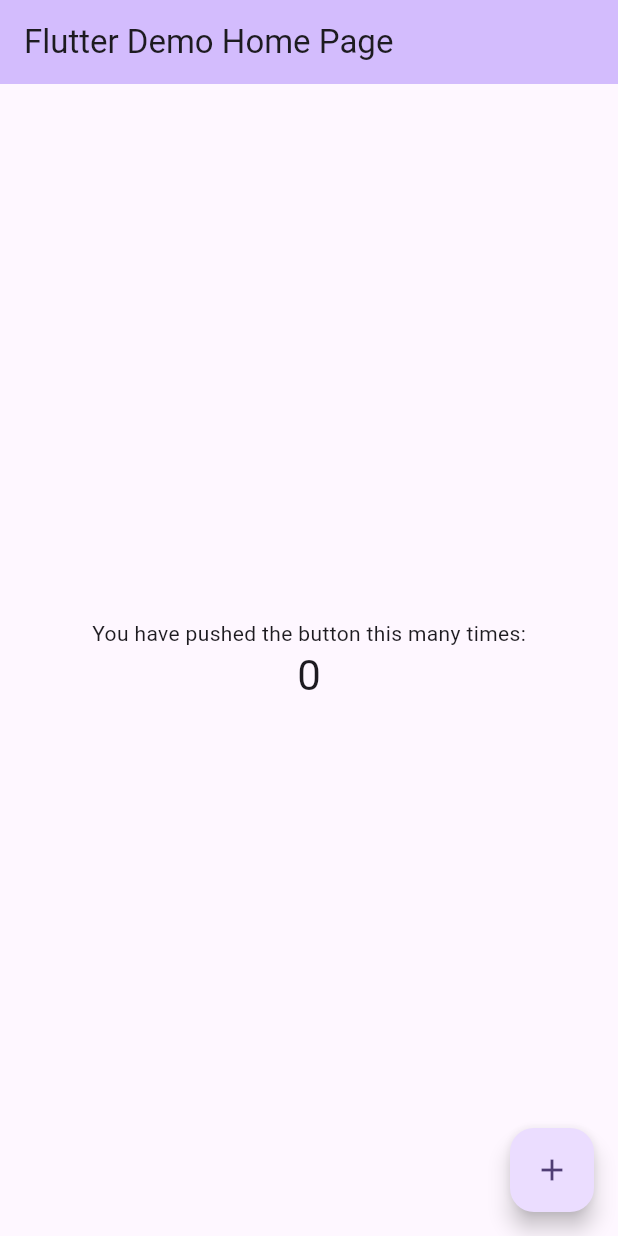
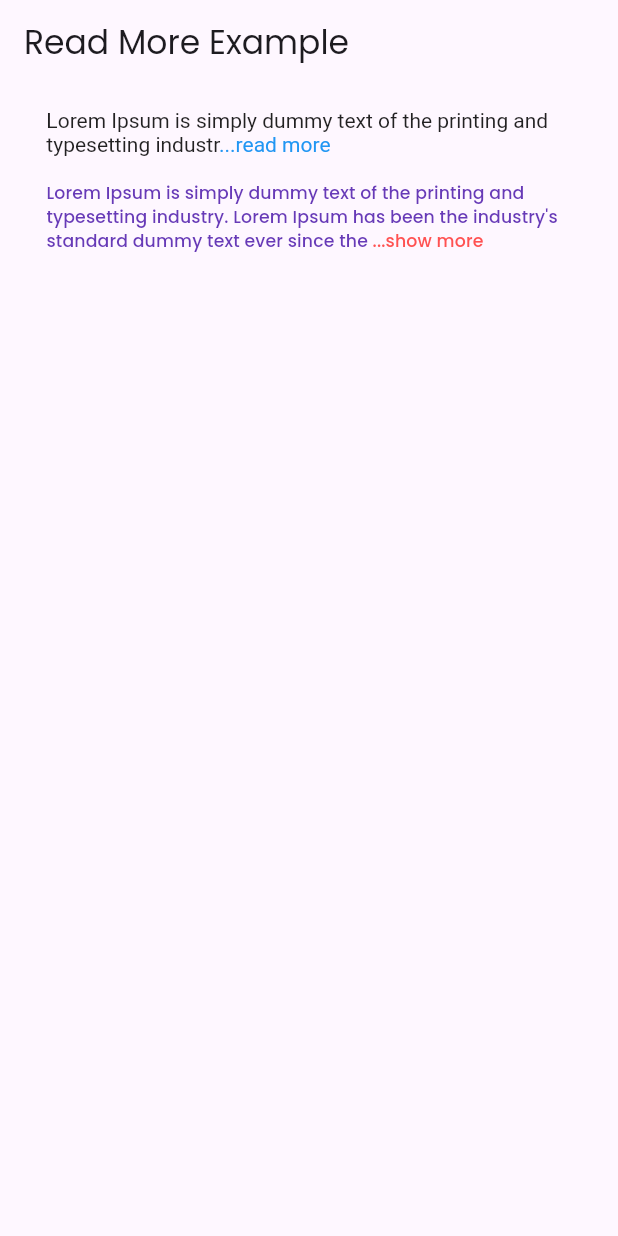
Before and after one commit to nishalsehan/read_more_plus, a Flutter app: the screen it shows after launch, on a phone screen of 412 x 824 dp. Run offline on Flutter 3.47's test engine with Material 2 defaults, Android fonts, the phone set to English and light mode, and no system bars; our stand-ins replace google_fonts.

Commit message:
plugin implemented with the example project

```diff
--- a/example/lib/main.dart
+++ b/example/lib/main.dart
@@ -1,4 +1,6 @@
 import 'package:flutter/material.dart';
+import 'package:google_fonts/google_fonts.dart';
+import 'package:read_more_plus/read_more_plus.dart';
 
 void main() {
   runApp(const MyApp());
@@ -7,47 +9,23 @@ void main() {
 class MyApp extends StatelessWidget {
   const MyApp({super.key});
 
-  // This widget is the root of your application.
   @override
   Widget build(BuildContext context) {
     return MaterialApp(
-      title: 'Flutter Demo',
+      title: 'Read More Example',
+      debugShowCheckedModeBanner: false,
       theme: ThemeData(
-        // This is the theme of your application.
-        //
-        // TRY THIS: Try running your application with "flutter run". You'll see
-        // the application has a blue toolbar. Then, without quitting the app,
-        // try changing the seedColor in the colorScheme below to Colors.green
-        // and then invoke "hot reload" (save your changes or press the "hot
-        // reload" button in a Flutter-supported IDE, or press "r" if you used
-        // the command line to start the app).
-        //
-        // Notice that the counter didn't reset back to zero; the application
-        // state is not lost during the reload. To reset the state, use hot
-        // restart instead.
-        //
-        // This works for code too, not just values: Most code changes can be
-        // tested with just a hot reload.
         colorScheme: ColorScheme.fromSeed(seedColor: Colors.deepPurple),
         useMaterial3: true,
+        textTheme: GoogleFonts.poppinsTextTheme()
       ),
-      home: const MyHomePage(title: 'Flutter Demo Home Page'),
+      home: const MyHomePage(title: 'Read More Example'),
     );
   }
 }
 
 class MyHomePage extends StatefulWidget {
   const MyHomePage({super.key, required this.title});
-
-  // This widget is the home page of your application. It is stateful, meaning
-  // that it has a State object (defined below) that contains fields that affect
-  // how it looks.
-
-  // This class is the configuration for the state. It holds the values (in this
-  // case the title) provided by the parent (in this case the App widget) and
-  // used by the build method of the State. Fields in a Widget subclass are
-  // always marked "final".
-
   final String title;
 
   @override
@@ -55,71 +33,46 @@ class MyHomePage extends StatefulWidget {
 }
 
 class _MyHomePageState extends State<MyHomePage> {
-  int _counter = 0;
-
-  void _incrementCounter() {
-    setState(() {
-      // This call to setState tells the Flutter framework that something has
-      // changed in this State, which causes it to rerun the build method below
-      // so that the display can reflect the updated values. If we changed
-      // _counter without calling setState(), then the build method would not be
-      // called again, and so nothing would appear to happen.
-      _counter++;
-    });
-  }
+  String text = "Lorem Ipsum is simply dummy text of the printing and typesetting industry. Lorem Ipsum has been the industry's standard dummy text ever since the 1500s, when an unknown printer took a galley of type and scrambled it to make a type specimen book. ";
 
   @override
   Widget build(BuildContext context) {
-    // This method is rerun every time setState is called, for instance as done
-    // by the _incrementCounter method above.
-    //
-    // The Flutter framework has been optimized to make rerunning build methods
-    // fast, so that you can just rebuild anything that needs updating rather
-    // than having to individually change instances of widgets.
+    final size = MediaQuery.of(context).size;
     return Scaffold(
       appBar: AppBar(
-        // TRY THIS: Try changing the color here to a specific color (to
-        // Colors.amber, perhaps?) and trigger a hot reload to see the AppBar
-        // change color while the other colors stay the same.
-        backgroundColor: Theme.of(context).colorScheme.inversePrimary,
-        // Here we take the value from the MyHomePage object that was created by
-        // the App.build method, and use it to set our appbar title.
         title: Text(widget.title),
       ),
       body: Center(
-        // Center is a layout widget. It takes a single child and positions it
-        // in the middle of the parent.
         child: Column(
-          // Column is also a layout widget. It takes a list of children and
-          // arranges them vertically. By default, it sizes itself to fit its
-          // children horizontally, and tries to be as tall as its parent.
-          //
-          // Column has various properties to control how it sizes itself and
-          // how it positions its children. Here we use mainAxisAlignment to
-          // center the children vertically; the main axis here is the vertical
-          // axis because Columns are vertical (the cross axis would be
-          // horizontal).
-          //
-          // TRY THIS: Invoke "debug painting" (choose the "Toggle Debug Paint"
-          // action in the IDE, or press "p" in the console), to see the
-          // wireframe for each widget.
-          mainAxisAlignment: MainAxisAlignment.center,
+          mainAxisAlignment: MainAxisAlignment.start,
           children: <Widget>[
-            const Text(
-              'You have pushed the button this many times:',
+            SizedBox(
+              height: size.height*0.02,
             ),
-            Text(
-              '$_counter',
-              style: Theme.of(context).textTheme.headlineMedium,
+            SizedBox(
+              width: size.width*0.85,
+              child: ReadMore(text: text),
+            ),
+            SizedBox(
+              height: size.height*0.02,
+            ),
+            SizedBox(
+              width: size.width*0.85,
+              child: ReadMore(
+                text: text,
+                maxLines: 3,
+                readMoreTextColor: Colors.redAccent,
+                expandedText: 'show less',
+                collapsedText: 'show more',
+                style: Theme.of(context).textTheme.labelLarge!.copyWith(
+                    color: Colors.deepPurple,
+                    fontSize: size.height*0.014
+                ),
+              ),
             ),
           ],
         ),
       ),
-      floatingActionButton: FloatingActionButton(
-        onPressed: _incrementCounter,
-        tooltip: 'Increment',
-        child: const Icon(Icons.add),
-      ), // This trailing comma makes auto-formatting nicer for build methods.
     );
   }
 }
--- a/lib/read_more_plus.dart
+++ b/lib/read_more_plus.dart
@@ -1,7 +1,85 @@
-library read_more_plus;
+import 'package:flutter/gestures.dart';
+import 'package:flutter/material.dart';
 
-/// A Calculator.
-class Calculator {
-  /// Returns [value] plus 1.
-  int addOne(int value) => value + 1;
+class ReadMore extends StatefulWidget {
+  final String text;
+  final String? collapsedText;
+  final String? expandedText;
+  final TextStyle? style;
+  final int maxLines;
+  final Color readMoreTextColor;
+  const ReadMore({super.key, required this.text, this.style, this.maxLines = 2, this.readMoreTextColor = Colors.blue, this.collapsedText, this.expandedText});
+  @override
+  ReadMoreState createState() => ReadMoreState();
 }
+
+class ReadMoreState extends State<ReadMore> {
+  final GlobalKey _textKey = GlobalKey();
+  int lastCharacterIndex = 0;
+  late String text;
+  Size textSize = Size.zero;
+  bool readMore = false;
+
+  @override
+  void initState() {
+    super.initState();
+    text = widget.text;
+    ///run the _findLinePosition method at end of the frame
+    WidgetsBinding.instance.addPostFrameCallback((_) {
+      _findLinePosition();
+    });
+  }
+
+  ///calculate the last position of the text when collapse
+  void _findLinePosition() {
+    final textPainter = TextPainter(
+      text: TextSpan(
+          text: text,
+          style: widget.style
+      ),
+      textDirection: TextDirection.ltr,
+      maxLines: widget.maxLines, /// Limit to given line count.
+      // ellipsis: '...', /// Use an ellipsis if the text is truncated.
+    );
+
+    ///define the width
+    textPainter.layout(minWidth: 0, maxWidth: _textKey.currentContext!.size!.width);
+
+    ///get the offset of the last line last character
+    final lineEnd = textPainter.getPositionForOffset(Offset(
+        double.infinity, textPainter.preferredLineHeight * (widget.maxLines - 1)));
+
+    setState(() {
+      lastCharacterIndex = lineEnd.offset;
+    });
+  }
+
+  @override
+  Widget build(BuildContext context) {
+    return SizedBox(
+      key: _textKey,
+      child: RichText(
+        maxLines: lastCharacterIndex == 0? widget.maxLines : null,
+        text: TextSpan(
+          text: readMore || lastCharacterIndex < 15 || lastCharacterIndex == text.length?text:text.substring(0, lastCharacterIndex - 15),
+          style: widget.style??const TextStyle(
+              color: Colors.black87
+          ),
+          children: <TextSpan>[
+            if(lastCharacterIndex != text.length)TextSpan(
+              text:  readMore?" ${widget.expandedText??"read less"}":"...${widget.collapsedText??"read more"}",
+              style:  (widget.style??const TextStyle()).copyWith(
+                  color: widget.readMoreTextColor
+              ),
+              recognizer:TapGestureRecognizer()..onTap = () {
+                setState(() {
+                  readMore = !readMore;
+                });
+              },
+            ),
+          ],
+        ),
+      ),
+    );
+  }
+}
--- a/pubspec.yaml
+++ b/pubspec.yaml
@@ -1,10 +1,10 @@
 name: read_more_plus
 description: A new Flutter package project.
 version: 0.0.1
-homepage:
+homepage: https://github.com/nishalsehan/read_more_plus
 
 environment:
-  sdk: '>=3.1.3 <4.0.0'
+  sdk: '>=2.18.0 <4.0.0'
   flutter: ">=1.17.0"
 
 dependencies:
@@ -14,7 +14,7 @@ dependencies:
 dev_dependencies:
   flutter_test:
     sdk: flutter
-  flutter_lints: ^2.0.0
+  flutter_lints: ^2.0.3
 
 # For information on the generic Dart part of this file, see the
 # following page: https://dart.dev/tools/pub/pubspec
```
Also changed, not shown: example/pubspec.yaml (+5 -2 lines), example/pubspec.lock, 11 other files.
